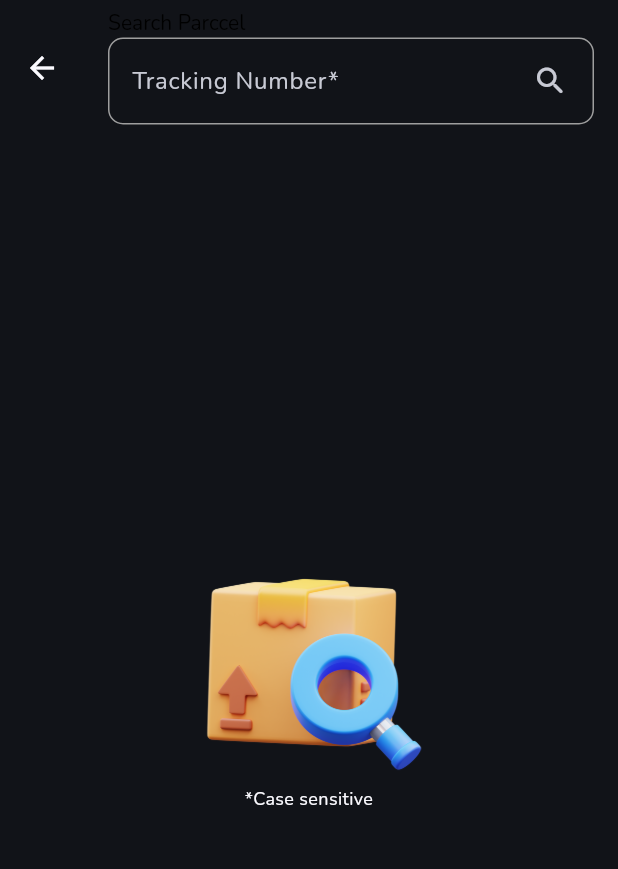
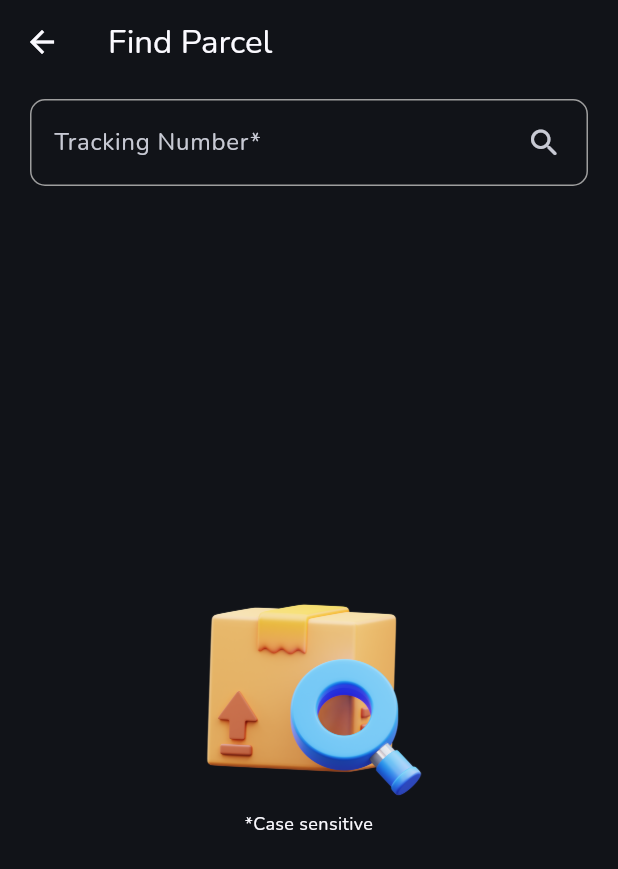
Before and after one commit to haqimhaslee/postalhub_client_mobile, a Flutter app: the screen it shows once a user with an empty profile is signed in, item 3 of the bottom bar chosen, after a tap on "Find Parcel", on a phone screen of 412 x 824 dp. Shown: the top 869 px of the screen. Run offline on Flutter 3.47's test engine with Material 3 defaults, Android fonts, the phone set to English and light mode, and no system bars; drawn by our look-alikes of dynamic_color; our stand-ins replace cached_network_image, carousel_slider, cloud_firestore, firebase_auth, firebase_core, flutter_markdown and 8 more; missing offline and left inert: firebase_app_check, flutter_custom_tabs, image_network, syncfusion_flutter_barcodes; accounts and stored records are empty.

Commit message:
Definition update

```diff
--- a/lib/pages/parcel_library/parcel_library.dart
+++ b/lib/pages/parcel_library/parcel_library.dart
@@ -12,8 +12,7 @@ class ParcelLibraryPage extends StatelessWidget {
     return DefaultTabController(
       length: 4,
       child: Scaffold(
-        appBar: AppBar(
-          title: TabBar(
+        appBar: TabBar(
           dividerHeight: 0,
           splashBorderRadius: BorderRadius.circular(15),
           isScrollable: true,
@@ -24,7 +23,6 @@ class ParcelLibraryPage extends StatelessWidget {
             Tab(text: 'On Delivery'),
             Tab(text: 'Delivered'),
           ],
-          ),
         ),
         body: const ClipRRect(
           child: TabBarView(
--- a/lib/pages/parcel_library/parcel_library_scaffold.dart
+++ b/lib/pages/parcel_library/parcel_library_scaffold.dart
@@ -14,7 +14,7 @@ class _ParcelLibraryScaffoldState extends State<ParcelLibraryScaffold> {
 
     return Scaffold(
         appBar: AppBar(
-          title: const Text('Points history'),
+          title: const Text('My Parcel'),
         ),
         body: ParcelLibraryPage());
   }
--- a/lib/pages/search_inventory/search_inventory.dart
+++ b/lib/pages/search_inventory/search_inventory.dart
@@ -25,30 +25,21 @@ class _SearchInventoryState extends State<SearchInventory> {
   Widget build(BuildContext context) {
     return Scaffold(
         appBar: AppBar(
-          elevation: 0,
-          scrolledUnderElevation: 0,
-          toolbarHeight: 90,
-          title: Center(
+          title: Text(
+            "Find Parcel",
+          ),
+        ),
+        body: Align(
+            alignment: Alignment.topCenter,
             child: Column(
               children: [
-                Row(
-                  children: [
-                    Text(
-                      "Search Parccel",
-                      style: TextStyle(
-                        fontSize: 14,
-                        color: Theme.of(context).colorScheme.onErrorContainer,
-                      ),
-                    ),
-                  ],
-                ),
                 ConstrainedBox(
                   constraints: const BoxConstraints(
                     maxWidth: 600,
                   ),
                   child: Padding(
                     padding: const EdgeInsets.only(
-                        top: 0, left: 0, right: 0, bottom: 0),
+                        top: 10, left: 20, right: 20, bottom: 0),
                     child: TextField(
                       controller: searchInput,
                       decoration: InputDecoration(
@@ -66,19 +57,16 @@ class _SearchInventoryState extends State<SearchInventory> {
                           )),
                     ),
                   ),
+                ),
+                Expanded(
+                  child: ConstrainedBox(
+                      constraints: const BoxConstraints(
+                        maxWidth: 700,
+                      ),
+                      child: _buildSearchResults(_searchTerm)),
                 )
               ],
-            ),
-          ),
-        ),
-        body: Align(
-          alignment: Alignment.topCenter,
-          child: ConstrainedBox(
-              constraints: const BoxConstraints(
-                maxWidth: 700,
-              ),
-              child: _buildSearchResults(_searchTerm)),
-        ));
+            )));
   }
 
   Widget _buildSearchResults(String searchTerm) {
--- a/lib/pages/services/smart_locker/smart_locker_main.dart
+++ b/lib/pages/services/smart_locker/smart_locker_main.dart
@@ -30,7 +30,7 @@ class _SmartLockerMainState extends State<SmartLockerMain> {
                     mainAxisAlignment: MainAxisAlignment.center,
                     children: [
                       Text(
-                        '\nComing soon',
+                        '\nComing soon [Planned]',
                         style: TextStyle(
                             fontSize: 16,
                             color: Theme.of(context).colorScheme.onSurface,
@@ -38,7 +38,7 @@ class _SmartLockerMainState extends State<SmartLockerMain> {
                         textAlign: TextAlign.center,
                       ),
                       Text(
-                        'Intelligent Smart Locker\n',
+                        'Smart Locker\n',
                         style: TextStyle(
                             fontSize: 20,
                             color: Theme.of(context).colorScheme.onSurface,
```
Also changed, not shown: lib/pages/profile/points_history.dart (+2 -20 lines), lib/pages/profile/profile_ecard.dart (+2 -20 lines), lib/pages/profile/profile_main.dart (+7 -0 lines), lib/pages/services/customer_services/customer_services.dart (+10 -6 lines), lib/pages/services/reward_system/reward_system_main.dart (+2 -20 lines), lib/src/wip_page/not_available_body.dart (+36 -0 lines), 9 other files. Lines whose indentation alone changed are shown as unchanged.
